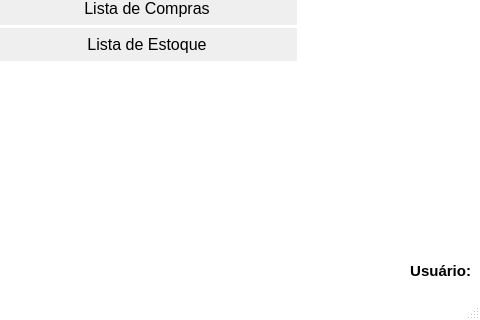
Before: the Qt Designer form Resources/UI/MainWindow.ui in Klubas/Projeto-SOAD, drawn with Qt 5; both pictures show x 970 to 1450 and y 380 to 700 of the 1450 by 700 pixel window.
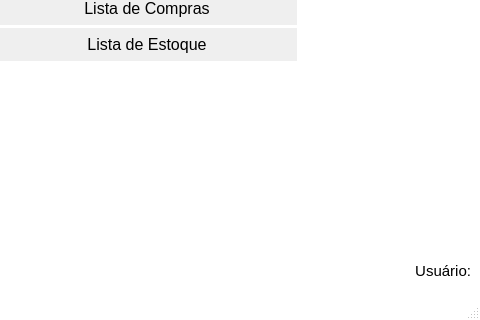
After: the same form once the commit is applied.

Patch:
```diff
--- a/Resources/UI/MainWindow.ui
+++ b/Resources/UI/MainWindow.ui
@@ -1153,8 +1153,8 @@
          <property name="font">
           <font>
            <pointsize>11</pointsize>
-           <weight>75</weight>
-           <bold>true</bold>
+           <weight>50</weight>
+           <bold>false</bold>
           </font>
          </property>
          <property name="layoutDirection">
```
